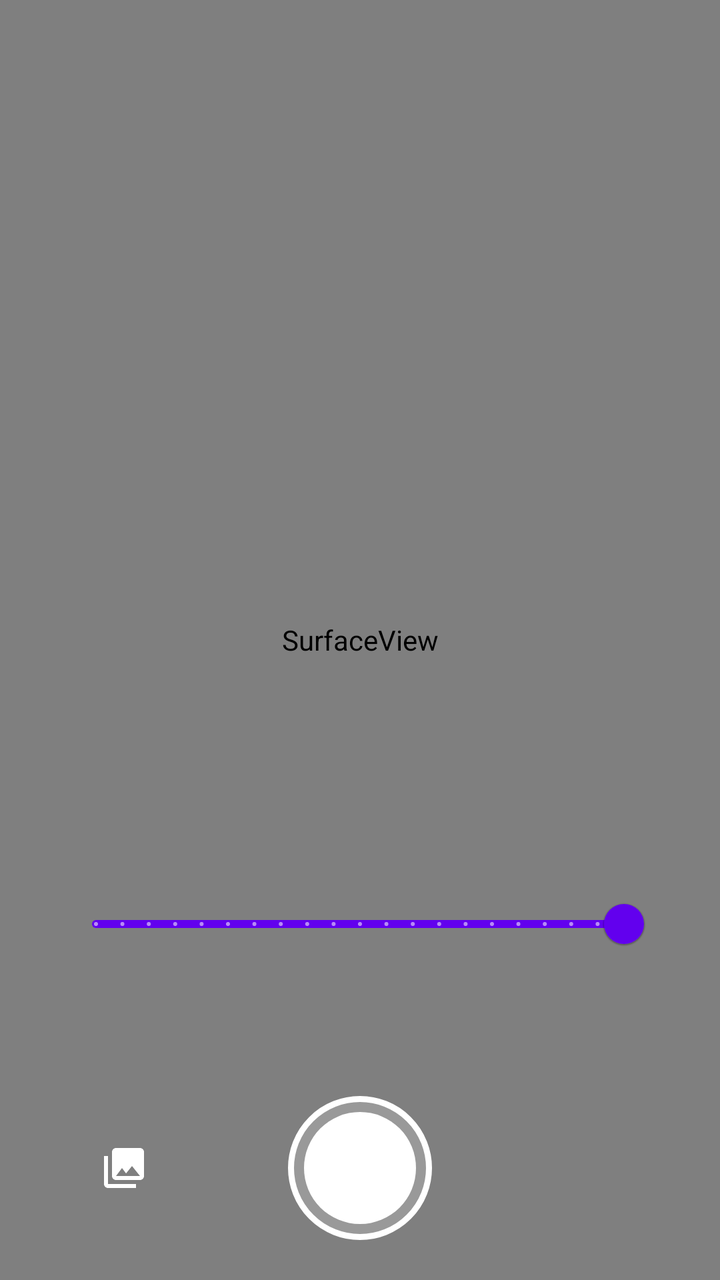
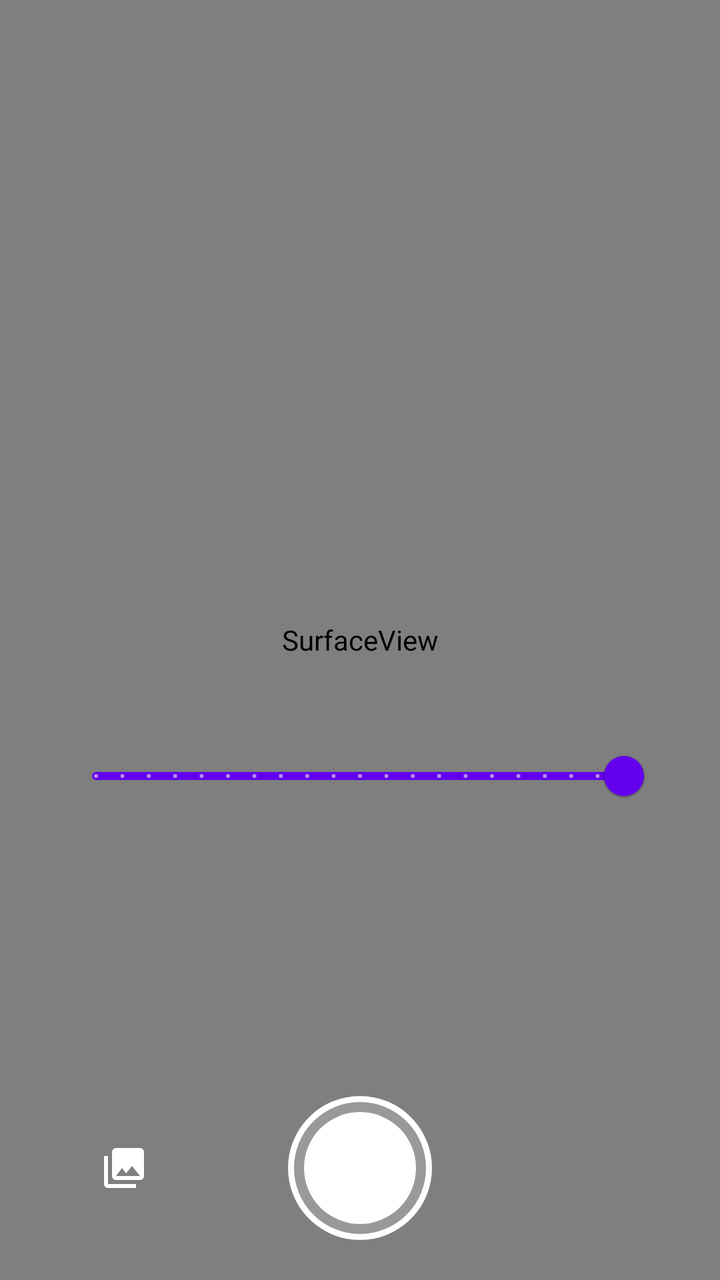

Compare the two renders of this Android layout. The source of the first and the diff that turns it into the second are given below.
<!-- AndroidManifest.xml: application theme Theme.RetroCam -->
<!-- res/layout/activity_main.xml -->
<?xml version="1.0" encoding="utf-8"?>
<FrameLayout xmlns:android="http://schemas.android.com/apk/res/android"
    xmlns:app="http://schemas.android.com/apk/res-auto"
    android:layout_width="match_parent"
    android:layout_height="match_parent"
    android:background="@android:color/black">

    <SurfaceView
        android:id="@+id/viewFinder"
        android:layout_width="match_parent"
        android:layout_height="match_parent"
        android:clickable="true"
        android:contentDescription="@string/viewfinder"
        android:focusable="true" />

    <View
        android:id="@+id/focusRing"
        android:layout_width="72dp"
        android:layout_height="72dp"
        android:alpha="0"
        android:background="@drawable/focus_ring" />

    <TextView
        android:id="@+id/zoomLabel"
        android:layout_width="wrap_content"
        android:layout_height="wrap_content"
        android:layout_gravity="center_horizontal"
        android:layout_marginTop="28dp"
        android:alpha="0"
        android:background="@drawable/zoom_pill"
        android:paddingStart="14dp"
        android:paddingTop="6dp"
        android:paddingEnd="14dp"
        android:paddingBottom="6dp"
        android:textColor="#FFFFFFFF"
        android:textSize="14sp"
        android:textStyle="bold" />

    <LinearLayout
        android:layout_width="match_parent"
        android:layout_height="wrap_content"
        android:layout_gravity="bottom"
        android:fitsSystemWindows="true"
        android:orientation="vertical"
        android:paddingBottom="20dp">

        <TextView
            android:id="@+id/intensityLabel"
            android:layout_width="wrap_content"
            android:layout_height="wrap_content"
            android:layout_gravity="center_horizontal"
            android:shadowColor="#CC000000"
            android:shadowRadius="4"
            android:textColor="#CCFFFFFF"
            android:textSize="12sp" />

        <com.google.android.material.slider.Slider
            android:id="@+id/intensitySlider"
            android:layout_width="match_parent"
            android:layout_height="wrap_content"
            android:layout_marginStart="32dp"
            android:layout_marginEnd="32dp"
            android:contentDescription="@string/intensity"
            android:stepSize="0.05"
            android:value="1.0"
            android:valueFrom="0.0"
            android:valueTo="1.0"
            app:labelBehavior="gone" />

        
        <androidx.recyclerview.widget.RecyclerView
            android:id="@+id/filterCarousel"
            android:layout_width="match_parent"
            android:layout_height="44dp"
            android:layout_marginTop="4dp"
            android:layout_marginBottom="14dp"
            android:clipToPadding="false"
            android:orientation="horizontal"
            android:overScrollMode="never" />

        <FrameLayout
            android:layout_width="match_parent"
            android:layout_height="wrap_content">

            <ImageButton
                android:id="@+id/galleryButton"
                android:layout_width="52dp"
                android:layout_height="52dp"
                android:layout_gravity="start|center_vertical"
                android:layout_marginStart="36dp"
                android:background="?android:attr/selectableItemBackgroundBorderless"
                android:contentDescription="@string/gallery_title"
                android:padding="12dp"
                android:src="@drawable/ic_gallery"
                android:tint="#FFFFFFFF" />

            <ImageButton
                android:id="@+id/shutterButton"
                android:layout_width="72dp"
                android:layout_height="72dp"
                android:layout_gravity="center_horizontal"
                android:background="@drawable/shutter_button"
                android:contentDescription="@string/shutter" />
        </FrameLayout>

    </LinearLayout>

</FrameLayout>
<!-- resources referenced by this layout -->
<resources>
  <!-- drawable focus_ring (drawable) -->
  <?xml version="1.0" encoding="utf-8"?>
  <layer-list xmlns:android="http://schemas.android.com/apk/res/android">
      <item>
          <shape android:shape="oval">
              <stroke
                  android:width="2dp"
                  android:color="#FFFFE082" />
              <solid android:color="#00000000" />
          </shape>
      </item>
      <item
          android:left="26dp"
          android:top="26dp"
          android:right="26dp"
          android:bottom="26dp">
          <shape android:shape="oval">
              <solid android:color="#33FFE082" />
          </shape>
      </item>
  </layer-list>
  <!-- drawable ic_gallery (drawable) -->
  <vector xmlns:android="http://schemas.android.com/apk/res/android"
      android:width="24dp"
      android:height="24dp"
      android:viewportWidth="24"
      android:viewportHeight="24"
      android:tint="#FFFFFFFF">
      <path
          android:fillColor="#FFFFFFFF"
          android:pathData="M22,16V4c0,-1.1 -0.9,-2 -2,-2H8c-1.1,0 -2,0.9 -2,2v12c0,1.1 0.9,2 2,2h12c1.1,0 2,-0.9 2,-2zM11,12l2.03,2.71L16,11l4,5H8l3,-4zM2,6v14c0,1.1 0.9,2 2,2h14v-2H4V6H2z" />
  </vector>
  <!-- drawable shutter_button (drawable) -->
  <?xml version="1.0" encoding="utf-8"?>
  <layer-list xmlns:android="http://schemas.android.com/apk/res/android">
      <item>
          <shape android:shape="oval">
              <solid android:color="#33FFFFFF" />
              <stroke
                  android:width="3dp"
                  android:color="#FFFFFFFF" />
          </shape>
      </item>
      <item
          android:left="8dp"
          android:top="8dp"
          android:right="8dp"
          android:bottom="8dp">
          <shape android:shape="oval">
              <solid android:color="#FFFFFFFF" />
          </shape>
      </item>
  </layer-list>
  <!-- drawable zoom_pill (drawable) -->
  <?xml version="1.0" encoding="utf-8"?>
  <shape xmlns:android="http://schemas.android.com/apk/res/android"
      android:shape="rectangle">
      <solid android:color="#8C000000" />
      <corners android:radius="20dp" />
  </shape>
  <string name="gallery_title">Gallery</string>
  <string name="intensity">Filter intensity</string>
  <string name="shutter">Take photo</string>
  <string name="viewfinder">Viewfinder. Pinch to zoom, double tap to toggle zoom.</string>
  <style name="Theme.RetroCam" parent="Theme.MaterialComponents.DayNight.NoActionBar">
          <item name="android:statusBarColor">@android:color/black</item>
          <item name="android:windowBackground">@android:color/black</item>
      </style>
</resources>

<!-- the commit's change to res/layout/activity_main.xml (unified diff, before → after) -->
@@ -69,11 +69,23 @@
 
         
         <androidx.recyclerview.widget.RecyclerView
+            android:id="@+id/categoryTabs"
+            android:layout_width="match_parent"
+            android:layout_height="30dp"
+            android:layout_marginTop="4dp"
+            android:clipToPadding="false"
+            android:orientation="horizontal"
+            android:overScrollMode="never"
+            android:paddingStart="12dp"
+            android:paddingEnd="12dp" />
+
+        
+        <androidx.recyclerview.widget.RecyclerView
             android:id="@+id/filterCarousel"
             android:layout_width="match_parent"
-            android:layout_height="44dp"
-            android:layout_marginTop="4dp"
-            android:layout_marginBottom="14dp"
+            android:layout_height="86dp"
+            android:layout_marginTop="6dp"
+            android:layout_marginBottom="10dp"
             android:clipToPadding="false"
             android:orientation="horizontal"
             android:overScrollMode="never" />
